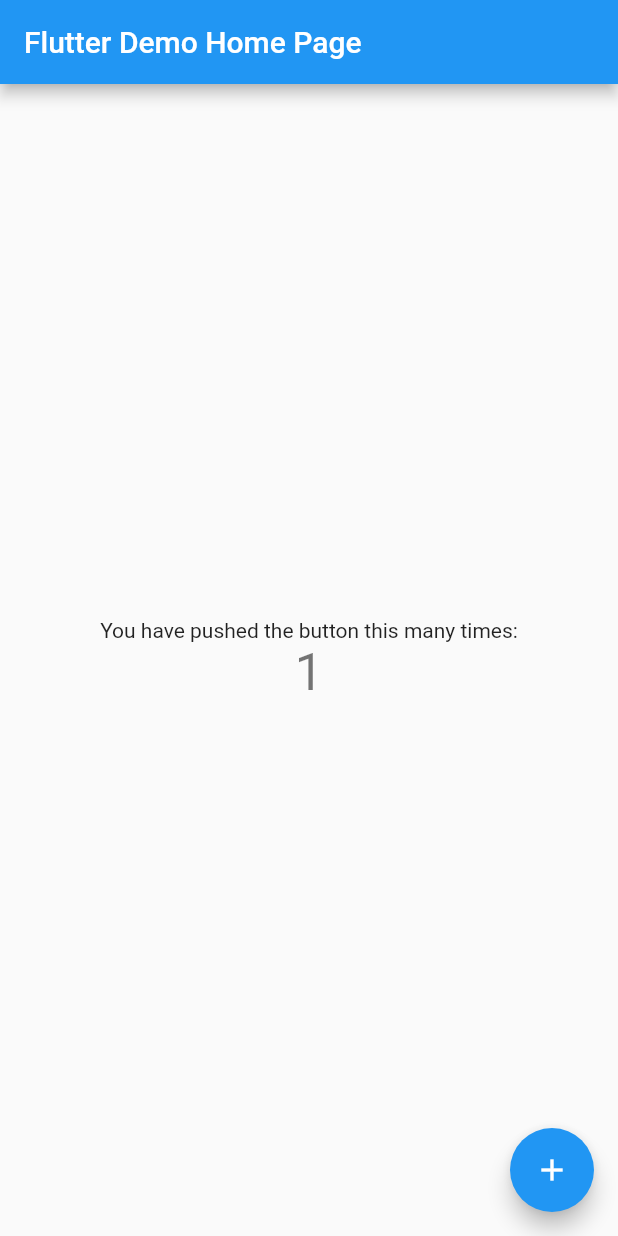
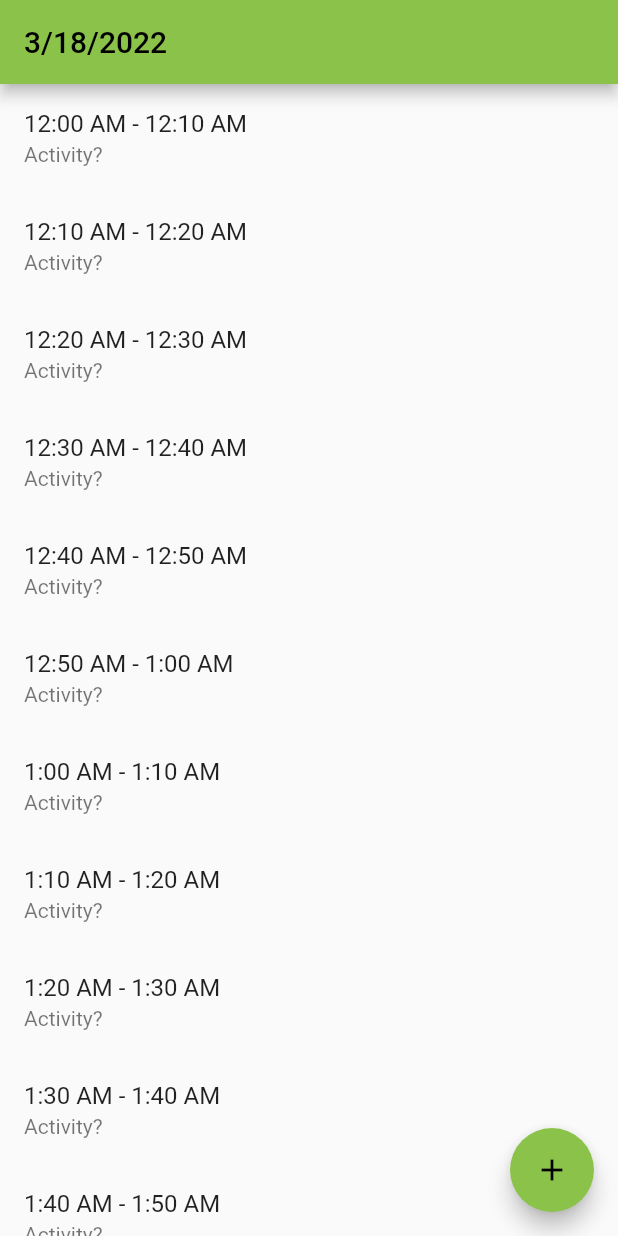
Before and after one commit to arnavpon/effectiveness_app, a Flutter app: the screen it shows after launch, after a tap on the "add" icon, on a phone screen of 412 x 824 dp. Run offline on Flutter 3.47's test engine with Material 2 defaults, Android fonts, the phone set to English and light mode, and no system bars.

Commit message:
interface design

```diff
--- a/lib/main.dart
+++ b/lib/main.dart
@@ -1,4 +1,5 @@
 import 'package:flutter/material.dart';
+import 'package:effectivess_app/views/screen_day_view.dart';
 
 void main() {
   runApp(const MyApp());
@@ -11,105 +12,11 @@
   @override
   Widget build(BuildContext context) {
     return MaterialApp(
-      title: 'Flutter Demo',
+      title: 'Time-It',
       theme: ThemeData(
-        // This is the theme of your application.
-        //
-        // Try running your application with "flutter run". You'll see the
-        // application has a blue toolbar. Then, without quitting the app, try
-        // changing the primarySwatch below to Colors.green and then invoke
-        // "hot reload" (press "r" in the console where you ran "flutter run",
-        // or simply save your changes to "hot reload" in a Flutter IDE).
-        // Notice that the counter didn't reset back to zero; the application
-        // is not restarted.
-        primarySwatch: Colors.blue,
+        primarySwatch: Colors.lightGreen,
       ),
-      home: const MyHomePage(title: 'Flutter Demo Home Page'),
+      home: DayViewScreen.today(),
     );
   }
 }
-
-class MyHomePage extends StatefulWidget {
-  const MyHomePage({Key? key, required this.title}) : super(key: key);
-
-  // This widget is the home page of your application. It is stateful, meaning
-  // that it has a State object (defined below) that contains fields that affect
-  // how it looks.
-
-  // This class is the configuration for the state. It holds the values (in this
-  // case the title) provided by the parent (in this case the App widget) and
-  // used by the build method of the State. Fields in a Widget subclass are
-  // always marked "final".
-
-  final String title;
-
-  @override
-  State<MyHomePage> createState() => _MyHomePageState();
-}
-
-class _MyHomePageState extends State<MyHomePage> {
-  int _counter = 0;
-
-  void _incrementCounter() {
-    setState(() {
-      // This call to setState tells the Flutter framework that something has
-      // changed in this State, which causes it to rerun the build method below
-      // so that the display can reflect the updated values. If we changed
-      // _counter without calling setState(), then the build method would not be
-      // called again, and so nothing would appear to happen.
-      _counter++;
-    });
-  }
-
-  @override
-  Widget build(BuildContext context) {
-    // This method is rerun every time setState is called, for instance as done
-    // by the _incrementCounter method above.
-    //
-    // The Flutter framework has been optimized to make rerunning build methods
-    // fast, so that you can just rebuild anything that needs updating rather
-    // than having to individually change instances of widgets.
-    return Scaffold(
-      appBar: AppBar(
-        // Here we take the value from the MyHomePage object that was created by
-        // the App.build method, and use it to set our appbar title.
-        title: Text(widget.title),
-      ),
-      body: Center(
-        // Center is a layout widget. It takes a single child and positions it
-        // in the middle of the parent.
-        child: Column(
-          // Column is also a layout widget. It takes a list of children and
-          // arranges them vertically. By default, it sizes itself to fit its
-          // children horizontally, and tries to be as tall as its parent.
-          //
-          // Invoke "debug painting" (press "p" in the console, choose the
-          // "Toggle Debug Paint" action from the Flutter Inspector in Android
-          // Studio, or the "Toggle Debug Paint" command in Visual Studio Code)
-          // to see the wireframe for each widget.
-          //
-          // Column has various properties to control how it sizes itself and
-          // how it positions its children. Here we use mainAxisAlignment to
-          // center the children vertically; the main axis here is the vertical
-          // axis because Columns are vertical (the cross axis would be
-          // horizontal).
-          mainAxisAlignment: MainAxisAlignment.center,
-          children: <Widget>[
-            const Text(
-              'You have pushed the button this many times:',
-            ),
-            Text(
-              '$_counter',
-              style: Theme.of(context).textTheme.headline4,
-            ),
-          ],
-        ),
-      ),
-      floatingActionButton: FloatingActionButton(
-        onPressed: _incrementCounter,
-        tooltip: 'Increment',
-        child: const Icon(Icons.add),
-      ), // This trailing comma makes auto-formatting nicer for build methods.
-    );
-  }
-}
--- /dev/null
+++ b/lib/models/activity.dart
@@ -0,0 +1,5 @@
+class Activity {
+  final String name;
+
+  Activity(this.name);
+}
--- /dev/null
+++ b/lib/models/time_segment.dart
@@ -0,0 +1,11 @@
+class TimeSegment {
+  final DateTime startTime;
+  final DateTime endTime;
+
+  const TimeSegment(this.startTime, this.endTime); // default constructor
+  TimeSegment.withDuration(this.startTime, Duration duration)
+      : endTime = startTime.add(duration); // constructor 2
+
+  // don't assume 10 minute time increments, make this flexible
+  // allows flexible view (when we select new segment length, auto-increments view)
+}
--- /dev/null
+++ b/lib/views/screen_block_view.dart
@@ -0,0 +1,10 @@
+import 'package:flutter/material.dart';
+
+class BlockViewScreen extends StatelessWidget {
+  const BlockViewScreen({Key? key}) : super(key: key);
+
+  @override
+  Widget build(BuildContext context) {
+    return Container();
+  }
+}
--- /dev/null
+++ b/lib/views/screen_day_view.dart
@@ -0,0 +1,93 @@
+import 'dart:developer';
+
+import 'package:flutter/material.dart';
+
+class DayViewScreen extends StatefulWidget {
+  const DayViewScreen({Key? key, required this.day}) : super(key: key);
+
+  DayViewScreen.today({Key? key})
+      : day = DateUtils.dateOnly(DateTime.now()),
+        super(key: key);
+
+  final DateTime day; // day that this view describes
+
+  @override
+  State<DayViewScreen> createState() => _DayViewScreenState();
+}
+
+class _DayViewScreenState extends State<DayViewScreen> {
+  DateTime? _startTime;
+
+  final String KEY_HOUR_STRING = "key_hour_string";
+  final String KEY_HOUR_MODIFIER = "key_hour_modifier";
+
+  Map<String, String> formatHour(int hour) {
+    /// Creates readable string with modifier (AM/PM) for hour value
+    String formattedString = "$hour";
+    String modifier = "AM";
+    if (hour == 0) {
+      formattedString = "12";
+    } else if (hour >= 12) {
+      if (hour > 12) {
+        formattedString = "${hour - 12}";
+      }
+      modifier = "PM";
+    }
+    return {KEY_HOUR_STRING: formattedString, KEY_HOUR_MODIFIER: modifier};
+  }
+
+  String formatMinute(int minute) {
+    /// Adds trailing zero to minutes
+    return (minute < 10) ? "0$minute" : "$minute";
+  }
+
+  @override
+  initState() {
+    super.initState();
+    _segments = List.generate((24 * 6), (index) {
+      var tsStart = widget.day.add(Duration(minutes: index * 10));
+      var tsEnd = tsStart.add(const Duration(minutes: 10));
+      var startHour = formatHour(tsStart.hour);
+      var startMinute = formatMinute(tsStart.minute);
+      var endHour = formatHour(tsEnd.hour);
+      var endMinute = formatMinute(tsEnd.minute);
+
+      return "${startHour[KEY_HOUR_STRING]}:$startMinute ${startHour[KEY_HOUR_MODIFIER]} - ${endHour[KEY_HOUR_STRING]}:$endMinute ${endHour[KEY_HOUR_MODIFIER]}";
+    });
+  }
+
+  List<String> _segments = <String>[];
+
+  void _pinStartTime() {
+    // toggle pin on & off, create item when toggled off
+    _startTime = DateTime.now();
+    log("Pinned at ${_startTime!.toIso8601String()}");
+  }
+
+  @override
+  Widget build(BuildContext context) {
+    return Scaffold(
+      appBar: AppBar(
+        title: Text("${widget.day.month}/${widget.day.day}/${widget.day.year}"),
+      ),
+      body: ListView.builder(
+          itemCount: _segments.length,
+          itemBuilder: (context, index) {
+            return ListTile(
+              title: Text(_segments[index]),
+              subtitle: const Text("Activity?"),
+              onTap: () {
+                // navigate to edit view (form)
+                print("tapped @ index $index");
+              },
+              selected: false,
+              selectedTileColor: Colors.blue,
+            );
+          }),
+      floatingActionButton: FloatingActionButton(
+        onPressed: _pinStartTime,
+        child: const Icon(Icons.add),
+      ),
+    );
+  }
+}
```
Also changed, not shown: pubspec.lock, 2 other files.
